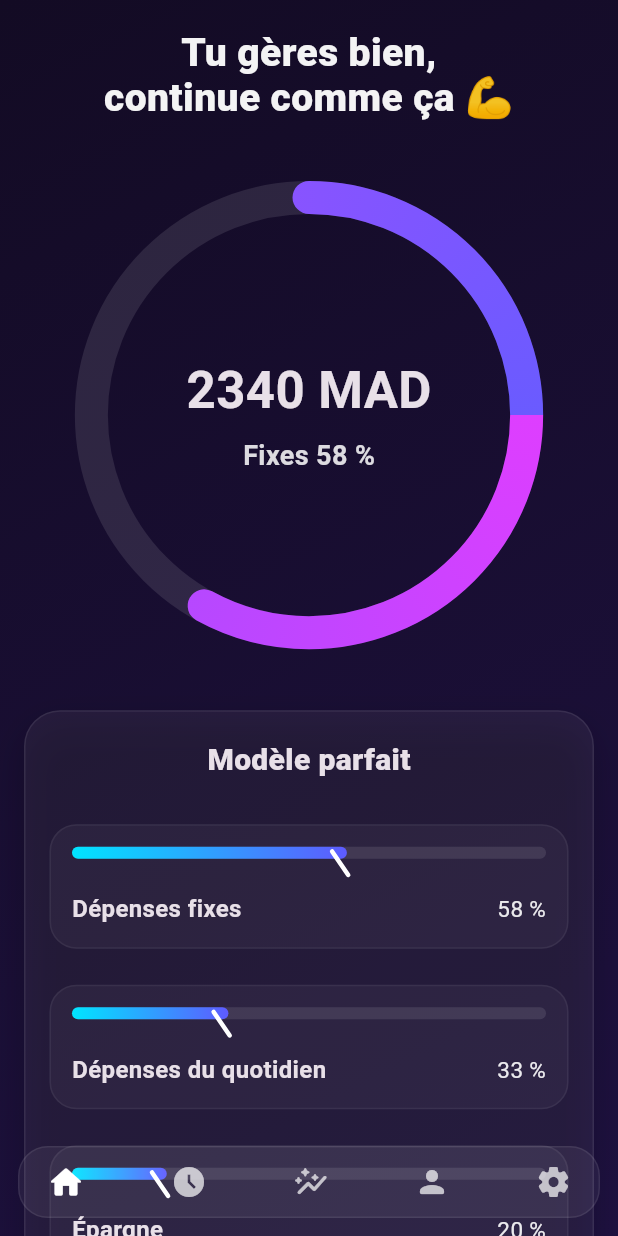
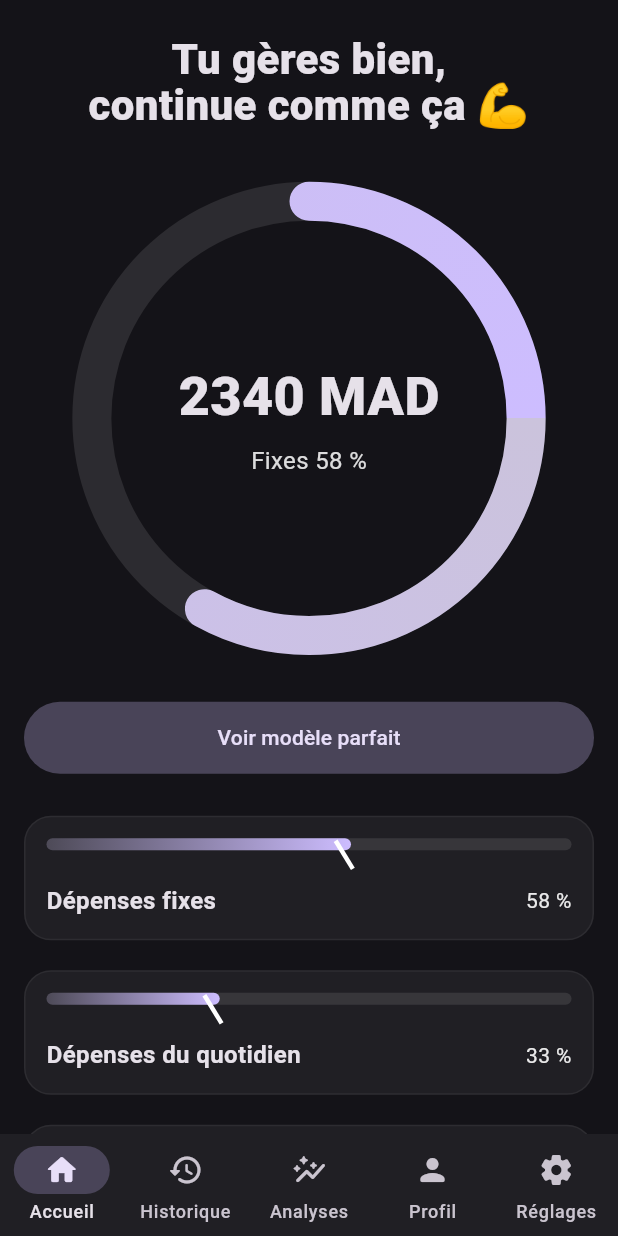
Before and after one commit to younessed/oneview_budget_flutterV2.3, a Flutter app: the screen it shows after launch, on a phone screen of 412 x 824 dp. Run offline on Flutter 3.47's test engine with Material 3 defaults, Android fonts, the phone set to English and light mode, and no system bars.

Commit message:
Update main.dart

```diff
--- a/lib/main.dart
+++ b/lib/main.dart
@@ -1,108 +1,275 @@
-import 'package:flutter/foundation.dart' show kReleaseMode;
+import 'dart:math' as math;
 import 'package:flutter/material.dart';
 
 void main() {
-  // on s’assure qu’aucun overlay/debug n’est actif, surtout en release
   WidgetsFlutterBinding.ensureInitialized();
-  runApp(const MyApp());
+  runApp(const OneViewApp());
 }
 
-class MyApp extends StatelessWidget {
-  const MyApp({super.key});
-
+class OneViewApp extends StatelessWidget {
+  const OneViewApp({super.key});
   @override
   Widget build(BuildContext context) {
+    final seed = const Color(0xFF7C4DFF);
     return MaterialApp(
       debugShowCheckedModeBanner: false,
       title: 'OneView Budget',
       theme: ThemeData(
         brightness: Brightness.dark,
         useMaterial3: true,
-        colorSchemeSeed: const Color(0xFF8A2BE2), // violet néon
+        colorSchemeSeed: seed,
       ),
-      home: const _Dashboard(),
+      home: const Shell(),
     );
   }
 }
 
-class _Dashboard extends StatelessWidget {
-  const _Dashboard({super.key});
+/// ==== SHELL AVEC BOTTOM NAV ====
+class Shell extends StatefulWidget {
+  const Shell({super.key});
+  @override
+  State<Shell> createState() => _ShellState();
+}
 
-  // valeurs démo – adapte selon tes calculs
-  static const double totalMAD = 2340;
-  static const double percentFixes = 0.58;
-  static const double percentQuotidien = 0.33;
-  static const double percentEpargne = 0.20;
+class _ShellState extends State<Shell> {
+  int _index = 0;
 
   @override
   Widget build(BuildContext context) {
+    final pages = <Widget>[
+      const DashboardPage(),
+      const PlaceholderPage(title: 'Historique'),
+      const PlaceholderPage(title: 'Analyses'),
+      const PlaceholderPage(title: 'Profil'),
+      const PlaceholderPage(title: 'Réglages'),
+    ];
+
     return Scaffold(
-      body: Stack(
+      body: AnimatedSwitcher(
+        duration: const Duration(milliseconds: 250),
+        child: pages[_index],
+      ),
+      bottomNavigationBar: NavigationBar(
+        height: 68,
+        selectedIndex: _index,
+        onDestinationSelected: (i) => setState(() => _index = i),
+        destinations: const [
+          NavigationDestination(icon: Icon(Icons.home_rounded), label: 'Accueil'),
+          NavigationDestination(icon: Icon(Icons.history_rounded), label: 'Historique'),
+          NavigationDestination(icon: Icon(Icons.auto_graph_rounded), label: 'Analyses'),
+          NavigationDestination(icon: Icon(Icons.person_rounded), label: 'Profil'),
+          NavigationDestination(icon: Icon(Icons.settings_rounded), label: 'Réglages'),
+        ],
+      ),
+    );
+  }
+}
+
+class PlaceholderPage extends StatelessWidget {
+  final String title;
+  const PlaceholderPage({super.key, required this.title});
+  @override
+  Widget build(BuildContext context) {
+    return SafeArea(
+      child: Center(
+        child: Text(title, style: const TextStyle(fontSize: 24, fontWeight: FontWeight.w700)),
+      ),
+    );
+  }
+}
+
+/// ==== DASHBOARD (anneau animé + bouton “voir modèle parfait”) ====
+class DashboardPage extends StatefulWidget {
+  const DashboardPage({super.key});
+  @override
+  State<DashboardPage> createState() => _DashboardPageState();
+}
+
+class _DashboardPageState extends State<DashboardPage> {
+  // valeurs démo (utilisées aussi par la page détail via arguments)
+  double total = 2340;
+  double pFixes = 0.58;
+  double pQuot = 0.33;
+  double pEpargne = 0.09; // somme = 1.00
+
+  @override
+  Widget build(BuildContext context) {
+    final cs = Theme.of(context).colorScheme;
+    return SafeArea(
+      child: ListView(
+        padding: const EdgeInsets.fromLTRB(16, 20, 16, 24),
         children: [
-          // fond doux
-          Container(
-            decoration: const BoxDecoration(
-              gradient: LinearGradient(
-                begin: Alignment.topLeft,
-                end: Alignment.bottomRight,
-                colors: [Color(0xFF130B24), Color(0xFF1E1140)],
+          const SizedBox(height: 4),
+          Text(
+            'Tu gères bien,\ncontinue comme ça 💪',
+            textAlign: TextAlign.center,
+            style: const TextStyle(fontSize: 28, fontWeight: FontWeight.w800, height: 1.1),
           ),
-            ),
-          ),
+          const SizedBox(height: 12),
 
-          // contenu
-          SafeArea(
-            child: ListView(
-              padding: const EdgeInsets.fromLTRB(16, 20, 16, 110),
-              children: [
-                const _Headline(),
-                const SizedBox(height: 24),
-
-                // donut progress (ton anneau)
+          // Anneau animé
           AspectRatio(
-                  aspectRatio: 1.1,
-                  child: CustomPaint(
-                    painter: _GaugePainter(progress: percentFixes),
+            aspectRatio: 1.05,
+            child: TweenAnimationBuilder<double>(
+              tween: Tween(begin: 0, end: pFixes),
+              duration: const Duration(milliseconds: 900),
+              curve: Curves.easeOutCubic,
+              builder: (_, v, __) => CustomPaint(
+                painter: _DonutPainter(progress: v, color1: cs.secondary, color2: cs.primary),
                 child: Center(
                   child: Column(
                     mainAxisSize: MainAxisSize.min,
                     children: [
-                          Text(
-                            '${totalMAD.toStringAsFixed(0)} MAD',
-                            style: const TextStyle(
-                              fontSize: 34,
-                              fontWeight: FontWeight.w700,
-                            ),
-                          ),
+                      Text('${total.toStringAsFixed(0)} MAD',
+                          style: const TextStyle(fontSize: 36, fontWeight: FontWeight.w800)),
                       const SizedBox(height: 6),
-                          Text(
-                            'Fixes ${(percentFixes * 100).toStringAsFixed(0)} %',
-                            style: TextStyle(
-                              fontSize: 18,
-                              fontWeight: FontWeight.w600,
-                              color: Colors.white.withOpacity(.85),
-                            ),
-                          ),
+                      Text('Fixes ${(v * 100).toStringAsFixed(0)} %',
+                          style: TextStyle(fontSize: 16, color: Colors.white.withOpacity(.85))),
                     ],
                   ),
                 ),
               ),
             ),
+          ),
 
-                const SizedBox(height: 24),
-                _CardModeleParfait(
-                  fixes: percentFixes,
-                  quotidien: percentQuotidien,
-                  epargne: percentEpargne,
+          const SizedBox(height: 8),
+          // bouton -> page détail
+          FilledButton.tonal(
+            onPressed: () async {
+              final result = await Navigator.of(context).push<_ModeleData>(
+                MaterialPageRoute(
+                  builder: (_) => ModeleParfaitPage(
+                    data: _ModeleData(pFixes, pQuot, pEpargne),
+                  ),
+                ),
+              );
+              if (result != null) {
+                setState(() {
+                  pFixes = result.fixes;
+                  pQuot = result.quotidien;
+                  pEpargne = result.epargne;
+                });
+                ScaffoldMessenger.of(context).showSnackBar(
+                  const SnackBar(content: Text('Modèle mis à jour ✅')),
+                );
+              }
+            },
+            style: FilledButton.styleFrom(padding: const EdgeInsets.symmetric(vertical: 14)),
+            child: const Text('Voir modèle parfait'),
+          ),
+
+          const SizedBox(height: 18),
+          // Résumé cliquable (ouvre aussi détail)
+          _GaugeLineTile(
+            label: 'Dépenses fixes',
+            value: pFixes,
+            onTap: () => _openDetail(context, focusIndex: 0),
+          ),
+          _GaugeLineTile(
+            label: 'Dépenses du quotidien',
+            value: pQuot,
+            onTap: () => _openDetail(context, focusIndex: 1),
+          ),
+          _GaugeLineTile(
+            label: 'Épargne',
+            value: pEpargne,
+            onTap: () => _openDetail(context, focusIndex: 2),
           ),
         ],
       ),
+    );
+  }
+
+  Future<void> _openDetail(BuildContext context, {required int focusIndex}) async {
+    final result = await Navigator.of(context).push<_ModeleData>(
+      MaterialPageRoute(
+        builder: (_) => ModeleParfaitPage(
+          data: _ModeleData(pFixes, pQuot, pEpargne),
+          focusIndex: focusIndex,
         ),
+      ),
+    );
+    if (result != null) {
+      setState(() {
+        pFixes = result.fixes;
+        pQuot = result.quotidien;
+        pEpargne = result.epargne;
+      });
+    }
+  }
+}
 
-          // bottom bar
-          const Align(
-            alignment: Alignment.bottomCenter,
-            child: _BottomNav(),
+/// ==== PAGE DÉTAIL INTERACTIVE (modèle parfait) ====
+class ModeleParfaitPage extends StatefulWidget {
+  final _ModeleData data;
+  final int? focusIndex; // 0 fixes, 1 quotidien, 2 épargne
+  const ModeleParfaitPage({super.key, required this.data, this.focusIndex});
+
+  @override
+  State<ModeleParfaitPage> createState() => _ModeleParfaitPageState();
+}
+
+class _ModeleParfaitPageState extends State<ModeleParfaitPage> {
+  late double fixes, quotidien, epargne;
+
+  @override
+  void initState() {
+    super.initState();
+    fixes = widget.data.fixes;
+    quotidien = widget.data.quotidien;
+    epargne = widget.data.epargne;
+  }
+
+  void _rebalanceFrom(String changed) {
+    // Maintient la somme = 1.0 en rééquilibrant proportionnellement
+    double other1, other2;
+    if (changed == 'fixes') {
+      other1 = quotidien; other2 = epargne;
+    } else if (changed == 'quotidien') {
+      other1 = fixes; other2 = epargne;
+    } else {
+      other1 = fixes; other2 = quotidien;
+    }
+    double rest = 1.0 - (changed == 'fixes' ? fixes : changed == 'quotidien' ? quotidien : epargne);
+    rest = rest.clamp(0.0, 1.0);
+    final totalOthers = (other1 + other2).clamp(1e-6, 10.0);
+    final o1 = rest * (other1 / totalOthers);
+    final o2 = rest * (other2 / totalOthers);
+    if (changed == 'fixes') { quotidien = o1; epargne = o2; }
+    if (changed == 'quotidien') { fixes = o1; epargne = o2; }
+    if (changed == 'epargne') { fixes = o1; quotidien = o2; }
+  }
+
+  @override
+  Widget build(BuildContext context) {
+    final cs = Theme.of(context).colorScheme;
+    return Scaffold(
+      appBar: AppBar(title: const Text('Modèle parfait')),
+      body: ListView(
+        padding: const EdgeInsets.fromLTRB(16, 12, 16, 90),
+        children: [
+          _EditableGaugeTile(
+            label: 'Dépenses fixes',
+            value: fixes,
+            color: cs.primary,
+            onChanged: (v) => setState(() { fixes = v; _rebalanceFrom('fixes'); }),
+          ),
+          _EditableGaugeTile(
+            label: 'Dépenses du quotidien',
+            value: quotidien,
+            color: cs.tertiary,
+            onChanged: (v) => setState(() { quotidien = v; _rebalanceFrom('quotidien'); }),
+          ),
+          _EditableGaugeTile(
+            label: 'Épargne',
+            value: epargne,
+            color: cs.secondary,
+            onChanged: (v) => setState(() { epargne = v; _rebalanceFrom('epargne'); }),
+          ),
+          const SizedBox(height: 12),
+          FilledButton(
+            onPressed: () => Navigator.of(context).pop(_ModeleData(fixes, quotidien, epargne)),
+            child: const Text('Enregistrer le modèle'),
           ),
         ],
       ),
@@ -110,65 +277,85 @@ class _Dashboard extends StatelessWidget {
   }
 }
 
-class _Headline extends StatelessWidget {
-  const _Headline({super.key});
+class _ModeleData {
+  final double fixes, quotidien, epargne;
+  const _ModeleData(this.fixes, this.quotidien, this.epargne);
+}
+
+/// ==== WIDGETS RÉUTILISABLES ====
+
+class _GaugeLineTile extends StatelessWidget {
+  final String label;
+  final double value; // 0..1
+  final VoidCallback? onTap;
+  const _GaugeLineTile({super.key, required this.label, required this.value, this.onTap});
 
   @override
   Widget build(BuildContext context) {
-    return Text(
-      'Tu gères bien,\ncontinue comme ça 💪',
-      textAlign: TextAlign.center,
-      style: TextStyle(
-        fontSize: 26,
-        fontWeight: FontWeight.w800,
-        height: 1.15,
-        color: Colors.white.withOpacity(.95),
-        // pas de soulignement/spans spéciaux ici → texte propre
+    return InkWell(
+      onTap: onTap,
+      borderRadius: BorderRadius.circular(18),
+      child: Container(
+        margin: const EdgeInsets.symmetric(vertical: 10),
+        padding: const EdgeInsets.symmetric(vertical: 14, horizontal: 14),
+        decoration: BoxDecoration(
+          color: Colors.white.withOpacity(.05),
+          borderRadius: BorderRadius.circular(18),
+          border: Border.all(color: Colors.white.withOpacity(.06)),
+        ),
+        child: Column(
+          children: [
+            _LineGauge(progress: value),
+            const SizedBox(height: 8),
+            Row(
+              children: [
+                Expanded(child: Text(label, style: const TextStyle(fontSize: 16, fontWeight: FontWeight.w600))),
+                Text('${(value * 100).toStringAsFixed(0)} %',
+                    style: TextStyle(color: Colors.white.withOpacity(.9))),
+              ],
+            ),
+          ],
+        ),
       ),
     );
   }
 }
 
-class _CardModeleParfait extends StatelessWidget {
-  final double fixes;
-  final double quotidien;
-  final double epargne;
-  const _CardModeleParfait({
-    super.key,
-    required this.fixes,
-    required this.quotidien,
-    required this.epargne,
-  });
+class _EditableGaugeTile extends StatelessWidget {
+  final String label;
+  final double value;
+  final Color color;
+  final ValueChanged<double> onChanged;
+  const _EditableGaugeTile({super.key, required this.label, required this.value, required this.color, required this.onChanged});
 
   @override
   Widget build(BuildContext context) {
     return Container(
-      padding: const EdgeInsets.fromLTRB(16, 18, 16, 12),
+      margin: const EdgeInsets.symmetric(vertical: 12),
+      padding: const EdgeInsets.fromLTRB(14, 16, 14, 10),
       decoration: BoxDecoration(
-        color: Colors.white.withOpacity(.06),
-        borderRadius: BorderRadius.circular(24),
-        border: Border.all(color: Colors.white.withOpacity(.08)),
-        boxShadow: const [
-          BoxShadow(
-            color: Color(0x33000000),
-            blurRadius: 20,
-            offset: Offset(0, 10),
-          )
-        ],
+        color: Colors.white.withOpacity(.05),
+        borderRadius: BorderRadius.circular(18),
+        border: Border.all(color: Colors.white.withOpacity(.06)),
       ),
       child: Column(
         crossAxisAlignment: CrossAxisAlignment.start,
         children: [
-          const Center(
-            child: Text(
-              'Modèle parfait',
-              style: TextStyle(fontSize: 20, fontWeight: FontWeight.w800),
+          _LineGauge(progress: value, color: color),
+          const SizedBox(height: 10),
+          Row(
+            children: [
+              Expanded(child: Text(label, style: const TextStyle(fontSize: 16, fontWeight: FontWeight.w600))),
+              Text('${(value * 100).toStringAsFixed(0)} %'),
+            ],
           ),
+          Slider(
+            value: value,
+            onChanged: onChanged,
+            min: 0,
+            max: 1,
+            divisions: 100,
           ),
-          const SizedBox(height: 16),
-          _LineGauge(label: 'Dépenses fixes', value: fixes),
-          _LineGauge(label: 'Dépenses du quotidien', value: quotidien),
-          _LineGauge(label: 'Épargne', value: epargne),
         ],
       ),
     );
@@ -176,30 +363,19 @@ class _CardModeleParfait extends StatelessWidget {
 }
 
 class _LineGauge extends StatelessWidget {
-  final String label;
-  final double value; // 0..1
-  const _LineGauge({super.key, required this.label, required this.value});
+  final double progress;
+  final Color? color;
+  const _LineGauge({super.key, required this.progress, this.color});
 
   @override
   Widget build(BuildContext context) {
-    return Container(
-      margin: const EdgeInsets.symmetric(vertical: 12),
-      padding: const EdgeInsets.symmetric(vertical: 14, horizontal: 14),
-      decoration: BoxDecoration(
-        color: Colors.white.withOpacity(.04),
-        borderRadius: BorderRadius.circular(18),
-        border: Border.all(color: Colors.white.withOpacity(.06)),
-      ),
-      child: Column(
-        crossAxisAlignment: CrossAxisAlignment.start,
-        children: [
-          SizedBox(
+    final c = color ?? Theme.of(context).colorScheme.primary;
+    return SizedBox(
       height: 22,
-            child: LayoutBuilder(
-              builder: (context, c) {
-                final w = c.maxWidth;
-                return Stack(
-                  children: [
+      child: LayoutBuilder(builder: (context, cons) {
+        final w = cons.maxWidth;
+        final p = (w * progress).clamp(0, w);
+        return Stack(children: [
           Container(
             height: 8,
             decoration: BoxDecoration(
@@ -209,126 +385,60 @@ class _LineGauge extends StatelessWidget {
           ),
           Container(
             height: 8,
-                      width: w * value,
+            width: p,
             decoration: BoxDecoration(
-                        gradient: const LinearGradient(
-                          colors: [Color(0xFF00E5FF), Color(0xFF5E5BFF)],
-                        ),
+              gradient: LinearGradient(colors: [c.withOpacity(.15), c]),
               borderRadius: BorderRadius.circular(999),
             ),
           ),
-                    // aiguille
           Positioned(
-                      left: w * value - 6,
+            left: p - 6,
             top: 0,
             bottom: 0,
             child: Transform.rotate(
-                        angle: -0.6,
-                        child: Container(
-                          width: 3,
-                          height: 20,
-                          decoration: BoxDecoration(
-                            color: Colors.white,
-                            borderRadius: BorderRadius.circular(2),
+              angle: -0.55,
+              child: Container(width: 3, height: 18, color: Colors.white),
             ),
           ),
-                      ),
-                    ),
-                  ],
-                );
-              },
-            ),
-          ),
-          const SizedBox(height: 8),
-          Row(
-            children: [
-              Expanded(
-                child: Text(
-                  label,
-                  style: const TextStyle(
-                      fontSize: 16, fontWeight: FontWeight.w600),
-                ),
-              ),
-              Text(
-                '${(value * 100).toStringAsFixed(0)} %',
-                style:
-                    TextStyle(color: Colors.white.withOpacity(.9), fontSize: 15),
-              ),
-            ],
-          ),
-        ],
-      ),
+        ]);
+      }),
     );
   }
 }
 
-/// ====== TON PAINTER (intégré tel que fourni) ======
-
-class _GaugePainter extends CustomPainter {
+/// ==== PAINTER DU DONUT ====
+class _DonutPainter extends CustomPainter {
   final double progress; // 0..1
-
-  _GaugePainter({required this.progress});
+  final Color color1;
+  final Color color2;
+  _DonutPainter({required this.progress, required this.color1, required this.color2});
 
   @override
   void paint(Canvas canvas, Size size) {
     final center = size.center(Offset.zero);
-    final radius = size.shortestSide * 0.42;
+    final radius = size.shortestSide * 0.40;
 
-    final base = Paint()
+    final bg = Paint()
       ..style = PaintingStyle.stroke
-      ..strokeWidth = 22
       ..strokeCap = StrokeCap.round
+      ..strokeWidth = 26
       ..color = Colors.white.withOpacity(.10);
 
     final arc = Paint()
       ..style = PaintingStyle.stroke
-      ..strokeWidth = 22
       ..strokeCap = StrokeCap.round
-      ..shader = const SweepGradient(
-        colors: [Color(0xFFDE3EFF), Color(0xFF6A5BFF)],
-        startAngle: 0.0,
-        endAngle: 6.28318, // 2π
-      ).createShader(Rect.fromCircle(center: center, radius: radius));
+      ..strokeWidth = 26
+      ..shader = SweepGradient(colors: [color1, color2], startAngle: 0, endAngle: math.pi * 2)
+          .createShader(Rect.fromCircle(center: center, radius: radius));
 
-    // cercle de base
-    canvas.drawCircle(center, radius, base);
+    // base
+    canvas.drawCircle(center, radius, bg);
 
-    // arc de progression
-    final start = -3.14159 / 2; // en haut
-    final sweep = 6.28318 * progress;
-    final rect = Rect.fromCircle(center: center, radius: radius);
-    canvas.drawArc(rect, start, sweep, false, arc);
+    // progression
+    final start = -math.pi / 2;
+    canvas.drawArc(Rect.fromCircle(center: center, radius: radius), start, math.pi * 2 * progress, false, arc);
   }
 
   @override
-  bool shouldRepaint(covariant _GaugePainter oldDelegate) =>
-      oldDelegate.progress != progress;
+  bool shouldRepaint(covariant _DonutPainter oldDelegate) => oldDelegate.progress != progress;
 }
-
-/// ====== TON BOTTOM NAV (intégré tel que fourni) ======
-
-class _BottomNav extends StatelessWidget {
-  const _BottomNav({super.key});
-  @override
-  Widget build(BuildContext context) {
-    return Container(
-      margin: const EdgeInsets.fromLTRB(12, 8, 12, 12),
-      padding: const EdgeInsets.symmetric(vertical: 10, horizontal: 18),
-      decoration: BoxDecoration(
-        color: Colors.white.withOpacity(.06),
-        borderRadius: BorderRadius.circular(20),
-        border: Border.all(color: Colors.white.withOpacity(.08)),
-      ),
-      child: Row(
-        mainAxisAlignment: MainAxisAlignment.spaceBetween,
-        children: const [
-          Icon(Icons.home_rounded, color: Colors.white, size: 26),
-          Icon(Icons.access_time_filled, color: Colors.white70, size: 24),
-          Icon(Icons.auto_graph_rounded, color: Colors.white70, size: 24),
-          Icon(Icons.person_rounded, color: Colors.white70, size: 24),
-          Icon(Icons.settings_rounded, color: Colors.white70, size: 24),
-        ],
-      ),
-    );
-  }
-}
```
Lines whose indentation alone changed are shown as unchanged.
